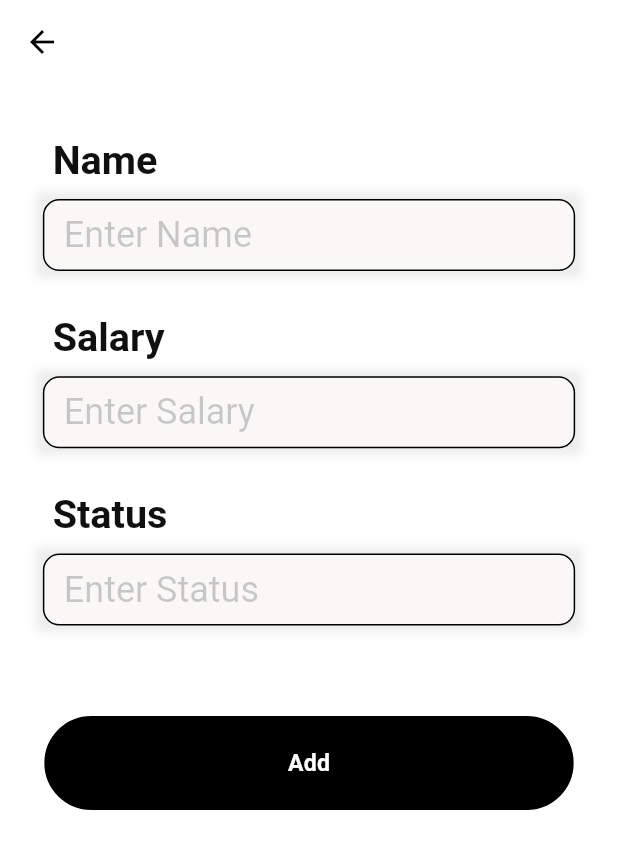
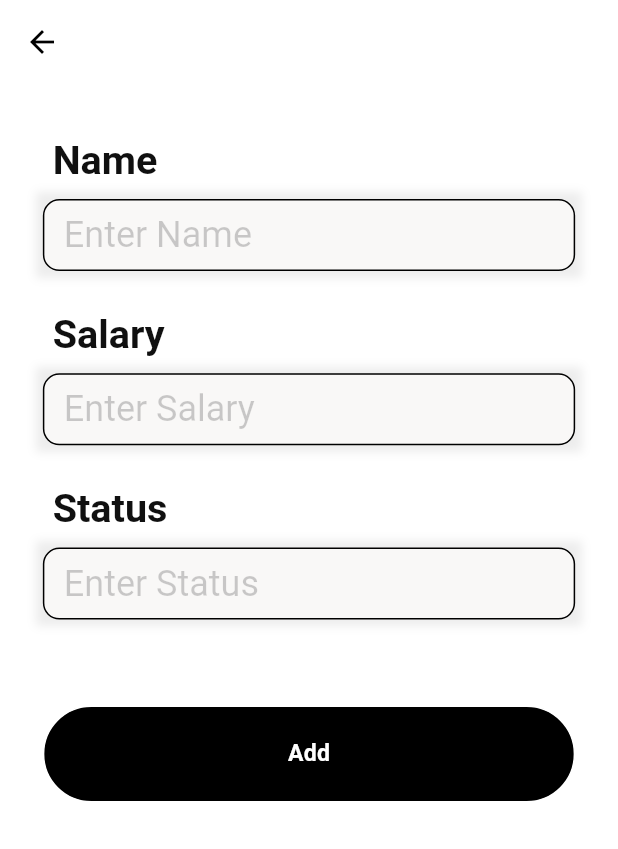
Before and after one commit to vijaydhakal/poc_201_flutter_local_database, a Flutter app: the AddEmployeeWidget screen opened directly, on a phone screen of 412 x 824 dp. Shown: the top 849 px of the screen. Run offline on Flutter 3.47's test engine with Material 3 defaults, Android fonts, the phone set to English and light mode, and no system bars; our stand-ins replace bloc, built_collection, equatable, flutter_bloc, flutter_slidable, fluttertoast and 6 more; accounts and stored records are empty.

Commit message:
changes on style and unused code

```diff
--- a/lib/common/enum/app_enviroment.dart
+++ /dev/null
@@ -1 +0,0 @@
-enum AppEnvironment { Production, Staging, Development, Local }
--- a/lib/common/widget/common_list_view.dart
+++ b/lib/common/widget/common_list_view.dart
@@ -75,7 +75,6 @@ class CommonListview extends StatelessWidget {
     return hasSmartRefresh
         ? SmartRefresher(
             controller: refreshController,
-
             enablePullDown: true,
             onRefresh: () => onRefresh(),
             child: _buildBody(),
--- a/lib/common/widget/comon_input_textfield.dart
+++ b/lib/common/widget/comon_input_textfield.dart
@@ -1,4 +1,5 @@
 import 'package:flutter/material.dart';
+import 'package:gap/gap.dart';
 import 'package:poc_flutter/app/theme.dart';
 import 'package:poc_flutter/common/util/size_utils.dart';
 
@@ -98,7 +99,7 @@ class _InputFormTextfieldState extends State<InputFormTextfieldWithLabel> {
                 suffixIcon: widget.suffixIcon ?? Container(width: 1)),
           ),
         ),
-        SizedBox(height: 24.wp)
+        Gap(24.hp)
       ],
     );
   }
--- a/lib/common/widget/error/no_data_widget.dart
+++ b/lib/common/widget/error/no_data_widget.dart
@@ -1,4 +1,5 @@
 import 'package:flutter/material.dart';
+import 'package:gap/gap.dart';
 import 'package:poc_flutter/common/constant/constant_assets.dart';
 
 class NoDataWidget extends StatelessWidget {
@@ -17,9 +18,7 @@ class NoDataWidget extends StatelessWidget {
             height: 200,
             width: 200,
           ),
-          const SizedBox(
-            height: 16,
-          ),
+          const Gap(16),
           Text(
             message ?? "No data found",
             style: theme.textTheme.titleLarge,
--- a/lib/common/widget/item_delete_dialog.dart
+++ b/lib/common/widget/item_delete_dialog.dart
@@ -10,7 +10,7 @@ class ItemDeleteDialog extends StatelessWidget {
     return StatefulBuilder(
       builder: (context, setState) {
         return AlertDialog(
-          title: const Text("Are you sure?"),
+          title: const Text("Are you sure ?"),
           actions: <Widget>[
             TextButton(
               onPressed: () => Navigator.pop(context),
--- a/lib/feature/employee/cubit/employee_add_cubit.dart
+++ b/lib/feature/employee/cubit/employee_add_cubit.dart
@@ -19,7 +19,8 @@ class EmployeeAddCubit extends Cubit<DataState> {
     }
   }
 
-  updateEmployee({required int id,required Map<String, dynamic> employee}) async {
+  updateEmployee(
+      {required int id, required Map<String, dynamic> employee}) async {
     emit(StateLoading());
     final res = await employeeRepository.updateEmployee(id, employee);
     if (res.status == Status.Success) {
--- a/lib/feature/employee/ui/widget/employee_add_widget.dart
+++ b/lib/feature/employee/ui/widget/employee_add_widget.dart
@@ -20,7 +20,7 @@ import 'package:poc_flutter/feature/projects/cubit/projects_cubit.dart';
 import 'package:poc_flutter/feature/projects/model/project.dart';
 
 class AddEmployeeWidget extends StatefulWidget {
- final Employee? item;
+  final Employee? item;
 
   const AddEmployeeWidget({super.key, this.item});
 
--- a/lib/main.dart
+++ b/lib/main.dart
@@ -7,7 +7,6 @@ import 'package:poc_flutter/common/util/log.dart';
 void main() async {
   runZonedGuarded(() async {
     WidgetsFlutterBinding.ensureInitialized();
-
     runApp(
       App(env: EnvValue.development),
     );
```
Also changed, not shown: lib/common/widget/loading_overlay.dart (+10 -5 lines), lib/feature/employee/repository/employee_repo.dart (+6 -6 lines), pubspec.yaml (+4 -65 lines), lib/common/widget/custom_dropdown.dart (line endings or trailing spaces), 1 other file.
